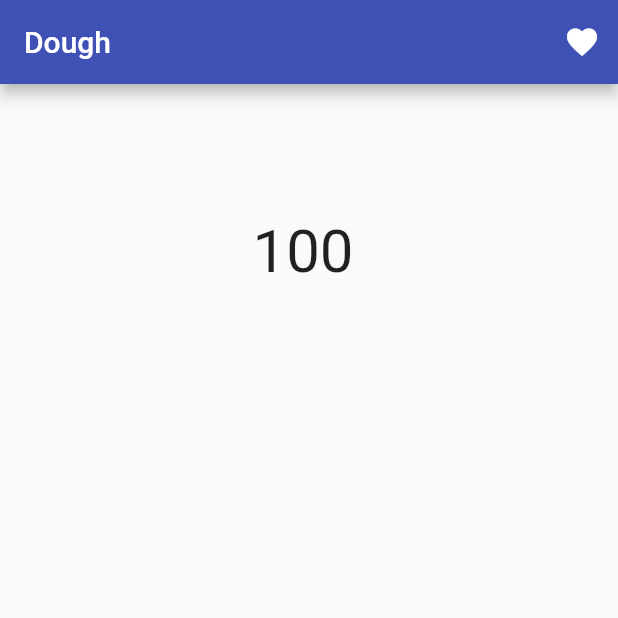
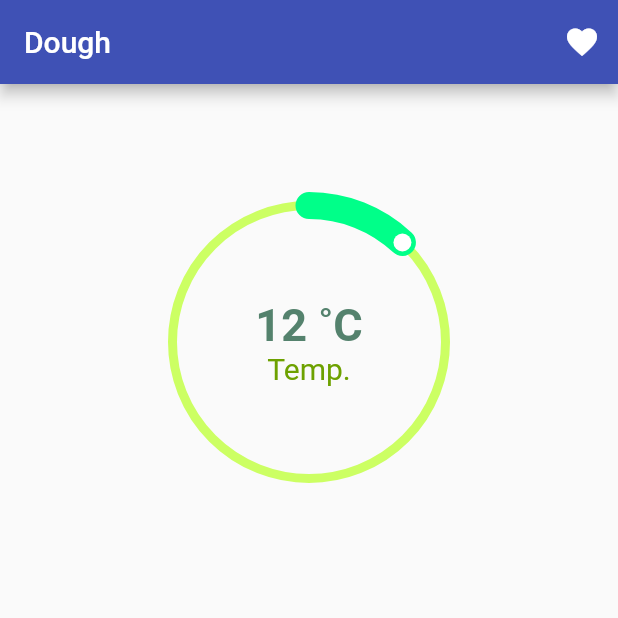
Before and after one commit to jurgenizer/dough, a Flutter app: the screen it shows after launch, on a phone screen of 412 x 824 dp, the top half of it. Run offline on Flutter 3.47's test engine with Material 2 defaults, Android fonts, the phone set to English and light mode, and no system bars; drawn by our look-alikes of sleek_circular_slider; our stand-ins replace get_it, shared_preferences; missing offline and left inert: flutter_circular_slider; network calls fail.

Commit message:
new style slider

```diff
--- a/dough/lib/ui/views/calculate_screen.dart
+++ b/dough/lib/ui/views/calculate_screen.dart
@@ -35,6 +35,24 @@ import 'package:provider/provider.dart';
 
 import 'choose_favorites.dart';
 import 'package:flutter_circular_slider/flutter_circular_slider.dart';
+import 'package:sleek_circular_slider/sleek_circular_slider.dart';
+
+class ExampleViewModel {
+  final List<Color> pageColors;
+  final CircularSliderAppearance appearance;
+  final double min;
+  final double max;
+  final double value;
+  final InnerWidget innerWidget;
+
+  ExampleViewModel(
+      {@required this.pageColors,
+      @required this.appearance,
+      this.min = 0,
+      this.max = 100,
+      this.value = 50,
+      this.innerWidget});
+}
 
 class CalculateCurrencyScreen extends StatefulWidget {
   @override
@@ -68,13 +86,7 @@ class _CalculateCurrencyScreenState extends State<CalculateCurrencyScreen> {
     });
   }
 
-  void _refreshThing(String yo) {
-    setState(() {
-      var currencyAmount = yo;
 
-      model.calculateExchange('$currencyAmount');
-    });
-  }
 
   @override
   Widget build(BuildContext context) {
@@ -112,6 +124,57 @@ class _CalculateCurrencyScreenState extends State<CalculateCurrencyScreen> {
     );
   }
 
+
+/// Example 04
+
+CircularSliderAppearance appearance04 = CircularSliderAppearance(
+    customWidths:  CustomSliderWidths(trackWidth: 6, progressBarWidth: 18, handlerSize: 6, shadowWidth: 0),
+    customColors: CustomSliderColors(
+    trackColor:  Color(0xFFCCFF63),
+    progressBarColor: Color(0xFF00FF89),
+
+   ),
+    infoProperties: InfoProperties(
+    bottomLabelStyle: TextStyle(
+        color: Color(0xFF6DA100), fontSize: 20, fontWeight: FontWeight.w400),
+    bottomLabelText: 'Temp.',
+    mainLabelStyle: TextStyle(
+        color: Color(0xFF54826D),
+        fontSize: 30.0,
+        fontWeight: FontWeight.w600),
+    modifier: (double value) {
+      final temp = value.toInt();
+      return '$temp ˚C';
+    }),
+    startAngle: 270,
+    angleRange: 360,
+    size: 200.0,
+    animationEnabled: true);
+
+
+Widget baseCurrencyCircularSlider(CalculateScreenViewModel model){
+  return Container(child: SleekCircularSlider(
+  min: 0,
+  max: 100,
+  initialValue: 12,
+  appearance: appearance04,
+  onChange: (double value) {
+    // callback providing a value while its being changed (with a pan gesture)
+  },
+  onChangeStart: (double startValue) {
+    // callback providing a starting value (when a pan gesture starts)
+  },
+  onChangeEnd: (double endValue) {
+    // ucallback providing an ending value (when a pan gesture ends)
+  },
+
+),
+);
+}
+
+
+
+/*
   Widget baseCurrencyCircularSlider(CalculateScreenViewModel model) {
     return Container(
       child: SingleCircularSlider(
@@ -153,6 +216,7 @@ class _CalculateCurrencyScreenState extends State<CalculateCurrencyScreen> {
     );
   }
 
+*/
   String _formatIntervalValue(int init, int end) {
     var currencyAmount = end > init ? end - init : 100 - init + end;
     //model.calculateExchange('$currencyAmount');
```
